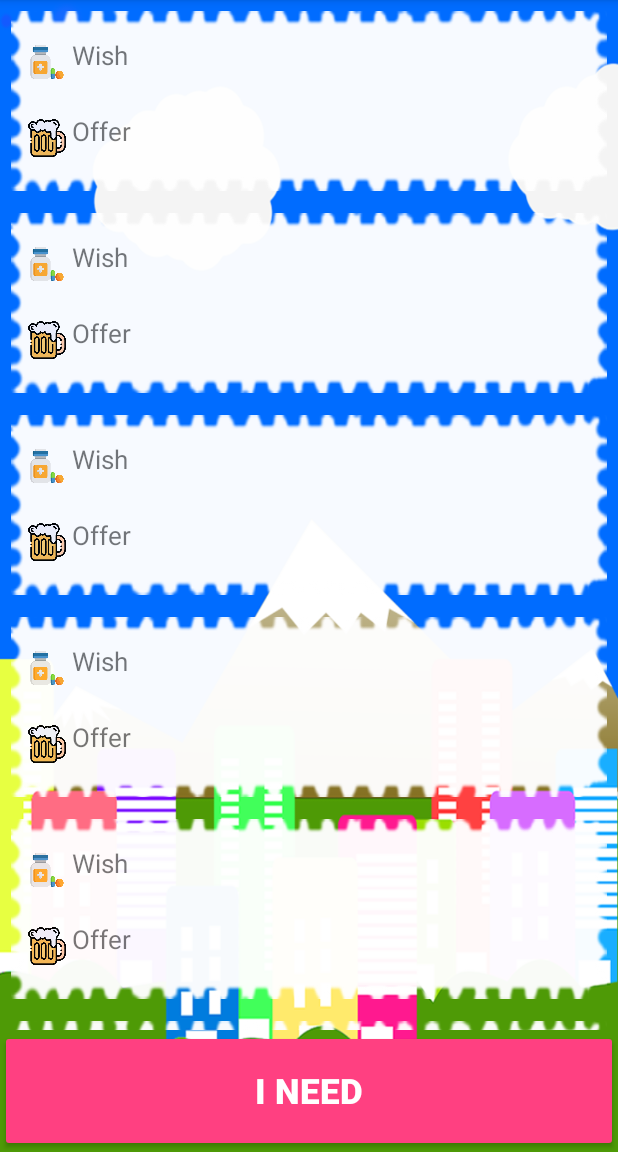
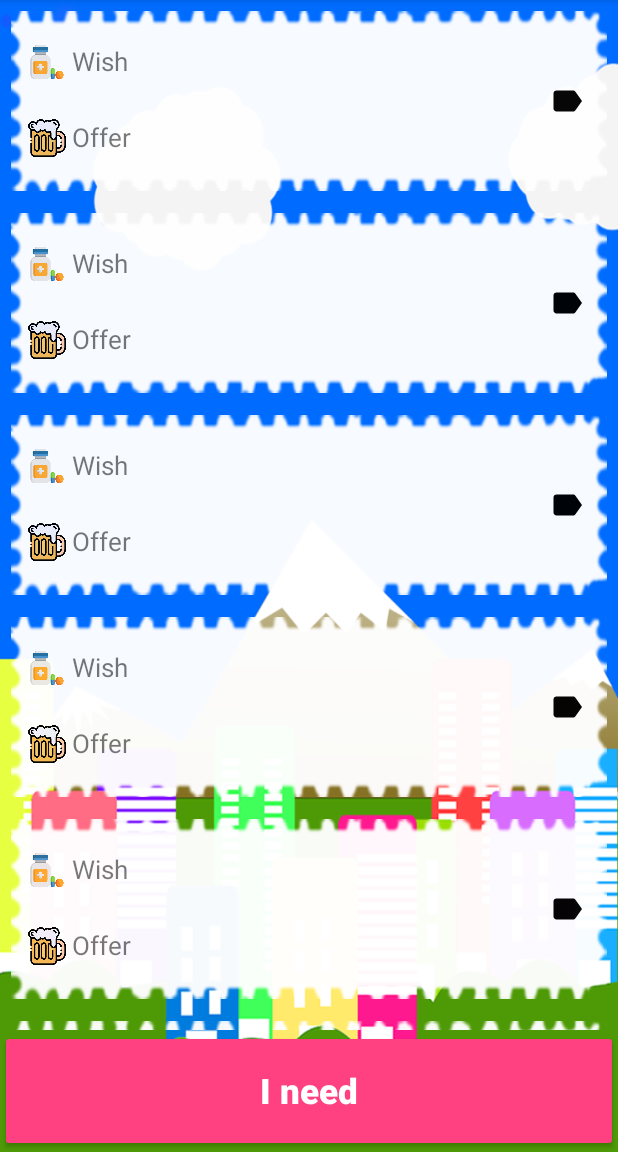
Before and after one commit to dprr/PLEH, an Android app: the screen it shows after launch (BulletinBoardActivity), on a phone screen of 412 x 824 dp, the part 84-1236 px from its top. Run offline under Robolectric (Android 15) with nearby library versions, the phone set to English and light mode, and no system bars.

Commit message:
edit the recycler view

```diff
--- /dev/null
+++ b/app/src/main/res/drawable/ic_label_black_24dp.xml
@@ -0,0 +1,9 @@
+<vector xmlns:android="http://schemas.android.com/apk/res/android"
+        android:width="24dp"
+        android:height="24dp"
+        android:viewportWidth="24.0"
+        android:viewportHeight="24.0">
+    <path
+        android:fillColor="#FF000000"
+        android:pathData="M17.63,5.84C17.27,5.33 16.67,5 16,5L5,5.01C3.9,5.01 3,5.9 3,7v10c0,1.1 0.9,1.99 2,1.99L16,19c0.67,0 1.27,-0.33 1.63,-0.84L22,12l-4.37,-6.16z"/>
+</vector>
--- a/app/src/main/res/layout/activity_bulletin_board.xml
+++ b/app/src/main/res/layout/activity_bulletin_board.xml
@@ -36,7 +36,8 @@
             android:layout_weight="1"
             android:text="@string/I_need"
             android:textSize="@dimen/I_need_size"
-            android:textStyle="bold" />
+            android:textStyle="bold"
+            android:textAllCaps="false"/>
     </LinearLayout>
 
 </LinearLayout>
--- a/app/src/main/res/layout/wish_item.xml
+++ b/app/src/main/res/layout/wish_item.xml
@@ -3,20 +3,26 @@
     android:id="@+id/vet_list_item"
     android:layout_width="match_parent"
     android:layout_height="120dp"
+    android:layout_margin="@dimen/wish_margin"
+    android:alpha="0.97"
     android:background="@drawable/wish_note"
-    android:alpha="0.97"
-    android:layout_margin="@dimen/wish_margin"
-    android:padding="@dimen/wish_padding"
+    android:orientation="horizontal"
+    android:padding="@dimen/wish_padding">
+
+    <LinearLayout
+        android:layout_width="0dp"
+        android:layout_height="match_parent"
+        android:layout_weight="10"
         android:orientation="vertical">
 
         <LinearLayout
             android:id="@+id/wish_layout"
             android:layout_width="wrap_content"
             android:layout_height="wrap_content"
+            android:orientation="horizontal"
+            android:paddingBottom="@dimen/wish_padding"
             android:paddingTop="@dimen/wish_item_padding"
-        android:paddingBottom="@dimen/wish_padding"
-        android:textStyle="bold"
-        android:orientation="horizontal">
+            android:textStyle="bold">
 
             <ImageView
                 android:id="@+id/wish_image"
@@ -27,6 +33,7 @@
                 android:id="@+id/wish_description"
                 android:layout_width="wrap_content"
                 android:layout_height="wrap_content"
+                android:paddingTop="@dimen/wish_offer_text_padding"
                 android:textSize="@dimen/bullet_text_size" />
         </LinearLayout>
 
@@ -34,10 +41,10 @@
             android:id="@+id/offer_layout"
             android:layout_width="wrap_content"
             android:layout_height="wrap_content"
+            android:orientation="horizontal"
+            android:paddingBottom="@dimen/wish_padding"
             android:paddingTop="@dimen/wish_item_padding"
-        android:paddingBottom="@dimen/wish_padding"
-        android:textStyle="bold"
-        android:orientation="horizontal">
+            android:textStyle="bold">
 
             <ImageView
                 android:id="@+id/offer_image"
@@ -48,6 +55,16 @@
                 android:id="@+id/offer_description"
                 android:layout_width="wrap_content"
                 android:layout_height="wrap_content"
+                android:paddingTop="@dimen/wish_offer_text_padding"
                 android:textSize="@dimen/bullet_text_size" />
         </LinearLayout>
     </LinearLayout>
+
+    <TextView
+        android:layout_width="0dp"
+        android:layout_height="match_parent"
+        android:layout_weight="1"
+        android:drawableEnd="@drawable/ic_label_black_24dp"
+        android:paddingEnd="@dimen/wish_padding"
+        android:gravity="center" />
+</LinearLayout>
--- a/app/src/main/res/values/dimens.xml
+++ b/app/src/main/res/values/dimens.xml
@@ -2,6 +2,7 @@
 <resources>
     <dimen name="wish_margin">7dp</dimen>
     <dimen name="wish_padding">7dp</dimen>
+    <dimen name="wish_offer_text_padding">4dp</dimen>
     <dimen name="wish_item_padding">10dp</dimen>
     <dimen name="bullet_text_size">17sp</dimen>
     <dimen name="I_need_size">23sp</dimen>
```
Also changed, not shown: app/src/main/java/com/example/d/pleh/BulletinBoardActivity.java (+2 -7 lines). Lines whose indentation alone changed are shown as unchanged.
